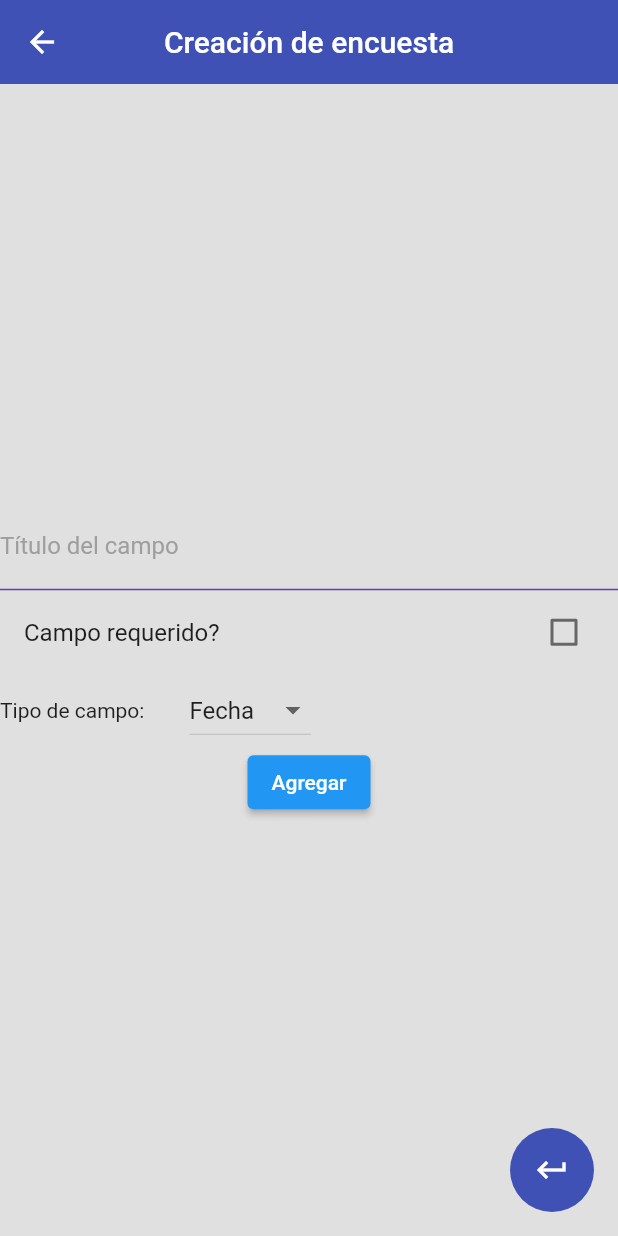
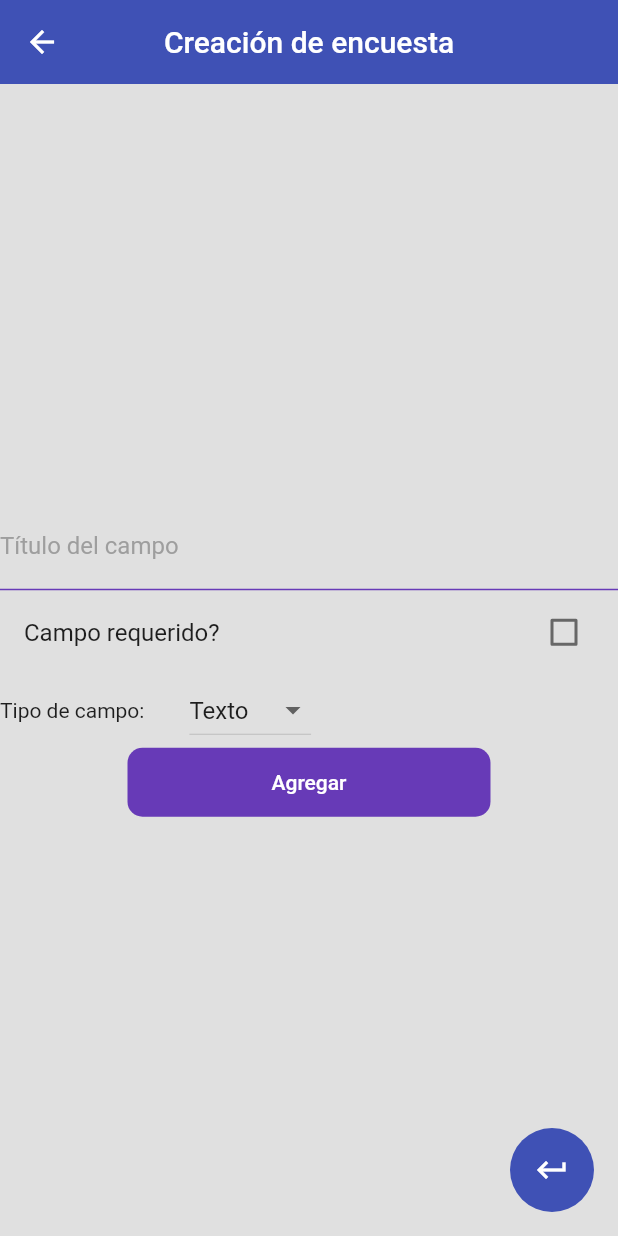
Before and after one commit to ecardonam1/dynamic-survey_flutter, a Flutter app: the FormsScreen screen opened by its route, after a tap on the "add" icon, on a phone screen of 412 x 824 dp. Run offline on Flutter 3.47's test engine with Material 2 defaults, Android fonts, the phone set to English and light mode, and no system bars; our stand-ins replace dio, flutter_secure_storage, get; accounts and stored records are empty; network calls fail.

```diff
--- a/lib/controllers/survey_controller.dart
+++ b/lib/controllers/survey_controller.dart
@@ -1,7 +1,7 @@
 import 'package:chamitosapp/models/survey.dart';
 import 'package:get/get.dart';
 
-class surveyController extends GetxController {
+class SurveyController extends GetxController {
   RxString name = ''.obs;
   RxString description = ''.obs;
   List questions = [];
@@ -16,10 +16,13 @@ class surveyController extends GetxController {
       'question': question['question']
     });
 
-    questionsModel.add(Question(
-        fieldType: question['fieldType'],
-        question: question['question'],
-        isRequired: question['isRequired']));
+    questionsModel.add(
+      Question(
+          fieldType: question['fieldType'],
+          question: question['question'],
+          isRequired: question['isRequired'],
+          answers: []),
+    );
   }
 
   void removeQuestion(int index) {
--- a/lib/models/survey.dart
+++ b/lib/models/survey.dart
@@ -42,25 +42,28 @@ class Survey {
 }
 
 class Question {
-  Question({
-    required this.fieldType,
-    required this.question,
-    required this.isRequired,
-  });
+  Question(
+      {required this.fieldType,
+      required this.question,
+      required this.isRequired,
+      required this.answers});
 
   final String fieldType;
   final String question;
   final bool isRequired;
+  final List<dynamic> answers;
 
   factory Question.fromMap(Map<String, dynamic> json) => Question(
         fieldType: json["fieldType"],
         question: json["question"],
         isRequired: json["isRequired"],
+        answers: json["answers"] ?? [],
       );
 
   Map<String, dynamic> toMap() => {
         "fieldType": fieldType,
         "question": question,
-        "equired": isRequired,
+        "isRequired": isRequired,
+        "answers": answers ?? [],
       };
 }
--- a/lib/screens/forms_screen.dart
+++ b/lib/screens/forms_screen.dart
@@ -1,6 +1,7 @@
 import 'package:chamitosapp/controllers/survey_controller.dart';
 import 'package:chamitosapp/services/services.dart';
 import 'package:chamitosapp/ui/input_decorations.dart';
+import 'package:chamitosapp/widgets/custom_material_button.dart';
 import 'package:flutter/material.dart';
 import 'package:get/get.dart';
 
@@ -9,7 +10,7 @@ class FormsScreen extends StatelessWidget {
 
   @override
   Widget build(BuildContext context) {
-    final surverController = Get.put(surveyController());
+    final surverController = Get.put(SurveyController());
     RxBool tempNewQuestion = false.obs;
     return Scaffold(
         appBar: AppBar(
@@ -88,7 +89,10 @@ class FormsScreen extends StatelessWidget {
                       );
                     },
                   ),
-                  ElevatedButton(
+                  const SizedBox(
+                    height: 8,
+                  ),
+                  CustomMaterialButton(
                       onPressed: () async {
                         String code = UniqueKey().toString();
                         code = code.substring(2, code.length - 1);
@@ -99,10 +103,15 @@ class FormsScreen extends StatelessWidget {
                             .createSurvey(surverController.survey);
                         await Get.defaultDialog(
                             title: 'Encuesta creada: Anota o captura el código',
+                            confirm: CustomMaterialButton(
+                                onPressed: () {
+                                  Get.back();
+                                },
+                                text: 'Ok'),
                             middleText: 'Código: $code');
-                        Get.offNamed('login');
+                        Get.offNamed('home');
                       },
-                      child: const Text('Crear encuesta'))
+                      text: 'Crear encuesta')
                 ],
               ),
             );
@@ -127,9 +136,9 @@ class FormsScreen extends StatelessWidget {
     }
   }
 
-  Widget addNew(surveyController surveyController, RxBool tempNewQuestion) {
+  Widget addNew(SurveyController surveyController, RxBool tempNewQuestion) {
     Map<dynamic, dynamic> tempQuestion =
-        {'isRequired': false, 'question': '', 'fieldType': 'Fecha'}.obs;
+        {'isRequired': false, 'question': '', 'fieldType': 'Texto'}.obs;
     return Obx(
       () {
         return Column(
@@ -178,12 +187,12 @@ class FormsScreen extends StatelessWidget {
                 )
               ],
             ),
-            ElevatedButton(
+            CustomMaterialButton(
                 onPressed: () {
                   tempNewQuestion.value = false;
                   surveyController.addNewQuestion(tempQuestion);
                 },
-                child: const Text('Agregar'))
+                text: 'Agregar')
           ],
         );
       },
--- a/lib/screens/login_screen.dart
+++ b/lib/screens/login_screen.dart
@@ -1,6 +1,8 @@
 import 'package:chamitosapp/controllers/login_form_controller.dart';
+import 'package:chamitosapp/models/survey.dart';
 import 'package:chamitosapp/services/services.dart';
 import 'package:chamitosapp/ui/input_decorations.dart';
+import 'package:chamitosapp/widgets/custom_material_button.dart';
 import 'package:flutter/material.dart';
 import 'package:get/get.dart';
 
@@ -62,6 +64,8 @@ class LoginScreen extends StatelessWidget {
 class _LoginForm extends StatelessWidget {
   @override
   Widget build(BuildContext context) {
+    String code = '';
+    SurveyService surveyService = SurveyService();
     final loginFormCtrl = Get.put(LoginFormController());
     return Form(
         key: loginFormCtrl.loginformkey,
@@ -144,7 +148,34 @@ class _LoginForm extends StatelessWidget {
                   style: const TextStyle(color: Colors.white),
                 ),
               ),
-            )
+            ),
+            const SizedBox(
+              height: 30,
+            ),
+            TextFormField(
+                keyboardType: TextInputType.text,
+                onChanged: (value) {
+                  code = value;
+                },
+                decoration: InputDecorations.authInputDecoration(
+                  hintText: 'ingrese el código de la encuesta',
+                  labelText: 'Código',
+                )),
+            const SizedBox(
+              height: 15,
+            ),
+            CustomMaterialButton(
+                onPressed: () async {
+                  Survey? survey = await surveyService.getSurveyByCode(code);
+                  if (survey != null) {
+                    Get.offNamed("/answer", arguments: survey);
+                  } else {
+                    Get.snackbar('No encontrada:',
+                        'Asegurese de verificar el codigo correctamente',
+                        snackPosition: SnackPosition.BOTTOM);
+                  }
+                },
+                text: 'Responder encuesta')
           ],
         ));
   }
--- /dev/null
+++ b/lib/widgets/custom_material_button.dart
@@ -0,0 +1,29 @@
+import 'package:flutter/material.dart';
+
+class CustomMaterialButton extends StatelessWidget {
+  final VoidCallback onPressed;
+  final String text;
+  const CustomMaterialButton({
+    Key? key,
+    required this.onPressed,
+    required this.text,
+  }) : super(key: key);
+
+  @override
+  Widget build(BuildContext context) {
+    return MaterialButton(
+      onPressed: onPressed,
+      disabledColor: Colors.grey,
+      color: Colors.deepPurple,
+      elevation: 0,
+      shape: RoundedRectangleBorder(borderRadius: BorderRadius.circular(10)),
+      child: Container(
+        padding: const EdgeInsets.symmetric(horizontal: 80, vertical: 15),
+        child: Text(
+          text,
+          style: const TextStyle(color: Colors.white),
+        ),
+      ),
+    );
+  }
+}
--- a/pubspec.yaml
+++ b/pubspec.yaml
@@ -35,7 +35,6 @@ dependencies:
     sdk: flutter
   flutter_secure_storage: ^6.0.0
   get: ^4.6.5
-  survey_kit: ^0.1.1
 
 dev_dependencies:
   flutter_lints: ^2.0.0
```
Also changed, not shown: lib/controllers/answer_form_controller.dart (added, +9 -0 lines), lib/screens/answer_survey_screen.dart (+104 -6 lines), lib/screens/home_screen.dart (+5 -4 lines), lib/services/survey_service.dart (+44 -2 lines), pubspec.lock.
